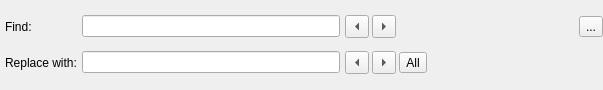
This is src/plugins/find/findwidget.ui in qt-creator/qt-creator as Qt 5 draws it before an edit. The edited form follows.
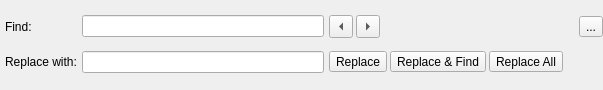
This is the edited form. Custom widgets are drawn as their Qt base class.

Commit message:
Add replace action. Replace the icons for replace with text-only.
Also show "Replace", "Replace & Find" and "Replace All" in the tool bar,
i.e. don't show the "Replace & Find Previous" in the tool bar to avoid
it getting crowded.

What changed in the file:
```diff
--- a/src/plugins/find/findwidget.ui
+++ b/src/plugins/find/findwidget.ui
@@ -112,6 +112,12 @@
        <property name="focusPolicy">
         <enum>Qt::NoFocus</enum>
        </property>
+       <property name="text">
+        <string>Replace</string>
+       </property>
+       <property name="toolButtonStyle">
+        <enum>Qt::ToolButtonTextOnly</enum>
+       </property>
        <property name="arrowType">
         <enum>Qt::LeftArrow</enum>
        </property>
@@ -125,6 +131,12 @@
        <property name="focusPolicy">
         <enum>Qt::NoFocus</enum>
        </property>
+       <property name="text">
+        <string>Replace &amp;&amp; Find</string>
+       </property>
+       <property name="toolButtonStyle">
+        <enum>Qt::ToolButtonTextOnly</enum>
+       </property>
        <property name="arrowType">
         <enum>Qt::RightArrow</enum>
        </property>
@@ -136,7 +148,7 @@
         <font/>
        </property>
        <property name="text">
-        <string>All</string>
+        <string>Replace All</string>
        </property>
        <property name="toolButtonStyle">
         <enum>Qt::ToolButtonTextOnly</enum>
```
Left out of the diff: 4 changed lines with no effect on the pictures. The commit also changes 11 other files.
